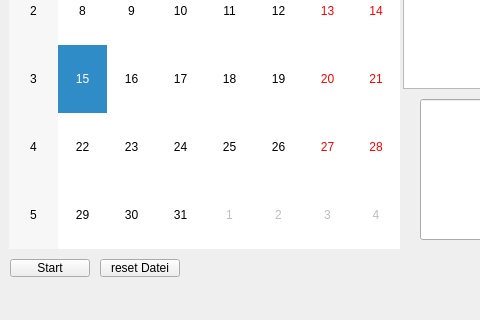
Before: the Qt Designer form OrgaNicer/organicer.ui in Dirkoonk/OrgaNicer, drawn with Qt 5; both pictures show x 0 to 480 and y 280 to 600 of the 800 by 600 pixel window.
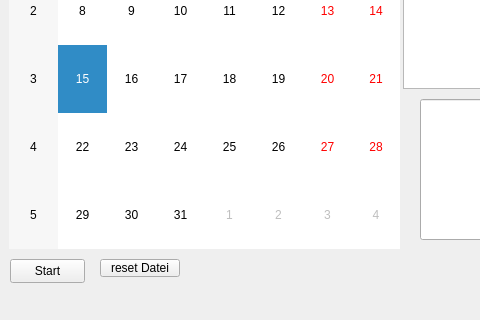
After: the same form once the commit is applied.

Commit message: Putzplan Implementiert Fertig

```diff
--- a/OrgaNicer/organicer.ui
+++ b/OrgaNicer/organicer.ui
@@ -44,19 +44,6 @@
      </rect>
     </property>
    </widget>
-   <widget class="QPushButton" name="pushButton">
-    <property name="geometry">
-     <rect>
-      <x>10</x>
-      <y>520</y>
-      <width>80</width>
-      <height>18</height>
-     </rect>
-    </property>
-    <property name="text">
-     <string>Start</string>
-    </property>
-   </widget>
    <widget class="QPushButton" name="pushButton_2">
     <property name="geometry">
      <rect>
@@ -70,6 +57,19 @@
      <string>reset Datei</string>
     </property>
    </widget>
+   <widget class="QPushButton" name="Start">
+    <property name="geometry">
+     <rect>
+      <x>10</x>
+      <y>520</y>
+      <width>75</width>
+      <height>24</height>
+     </rect>
+    </property>
+    <property name="text">
+     <string>Start</string>
+    </property>
+   </widget>
   </widget>
   <widget class="QMenuBar" name="menubar">
    <property name="geometry">
```
Left out of the diff: 2 changed lines with no effect on the pictures. The commit also changes 2 other files.
